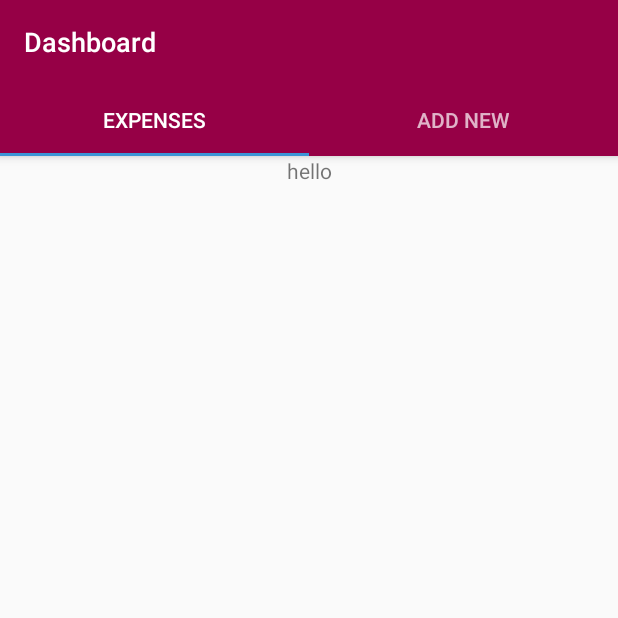
After one commit to AnkitKiet/PocketMoneyManager, an Android app: the DashboardViewFragment screen opened directly, with no data from a screen before it, on a phone screen of 412 x 824 dp, the top half of it. The commit adds this screen. Run offline under Robolectric (Android 15) with nearby library versions, the phone set to English and light mode, and no system bars; our stand-ins replace data binding.

Commit message:
#Added Tab Layout

```diff
--- a/app/build.gradle
+++ b/app/build.gradle
@@ -29,6 +29,8 @@ dependencies {
         exclude group: 'com.android.support', module: 'support-annotations'
     })
     compile 'com.android.support:appcompat-v7:26.+'
+    compile 'com.android.support:design:26.+'
+    compile 'com.android.support:support-v4:26.+'
     compile 'com.android.support.constraint:constraint-layout:1.0.2'
     testCompile 'junit:junit:4.12'
     compile "android.arch.lifecycle:extensions:1.0.0"
--- a/app/src/main/AndroidManifest.xml
+++ b/app/src/main/AndroidManifest.xml
@@ -9,13 +9,20 @@
         android:roundIcon="@mipmap/ic_launcher_round"
         android:supportsRtl="true"
         android:theme="@style/AppTheme">
-        <activity android:name=".activities.SplashActivity">
+        <activity
+            android:name=".activities.SplashActivity"
+            android:configChanges="screenSize|orientation">
             <intent-filter>
                 <action android:name="android.intent.action.MAIN" />
-
                 <category android:name="android.intent.category.LAUNCHER" />
             </intent-filter>
         </activity>
+        <activity
+            android:name=".activities.DashboardActivity"
+            android:configChanges="orientation|screenSize" />
+        <activity
+            android:name=".activities.BaseActivity"
+            android:configChanges="orientation|screenSize" />
     </application>
 
 </manifest>
--- a/app/src/main/java/edu/pocketmoneymanager/activities/DashboardActivity.java
+++ b/app/src/main/java/edu/pocketmoneymanager/activities/DashboardActivity.java
@@ -1,20 +1,57 @@
 package edu.pocketmoneymanager.activities;
 
+import android.databinding.DataBindingUtil;
 import android.os.Bundle;
 import android.support.annotation.Nullable;
+import android.support.design.widget.TabLayout;
+import android.support.v4.view.ViewPager;
 import android.support.v7.app.AppCompatActivity;
+import android.support.v7.widget.Toolbar;
+import android.view.Menu;
+import android.view.MenuItem;
 
 import edu.pocketmoneymanager.R;
+import edu.pocketmoneymanager.adapter.DashboardAdapter;
+import edu.pocketmoneymanager.databinding.ActivityDashboardBinding;
+import edu.pocketmoneymanager.databinding.Dashboard;
 
 /**
  * Created by Ankit on 01/12/17.
  */
 
-public class DashboardActivity extends AppCompatActivity{
+public class DashboardActivity extends AppCompatActivity {
+
+    TabLayout tabLayout;
+    ViewPager viewPager;
+
 
     @Override
     protected void onCreate(@Nullable Bundle savedInstanceState) {
         super.onCreate(savedInstanceState);
-        setContentView(R.layout.activity_dashboard);
+        ActivityDashboardBinding binding = DataBindingUtil.setContentView(this, R.layout.activity_dashboard);
+        final Dashboard dashboard = new Dashboard("Dashboard");
+        binding.setDashboard(dashboard);
+        binding.executePendingBindings();
+        Toolbar toolbar = binding.getRoot().findViewById(R.id.toolbar);
+        setSupportActionBar(toolbar);
+        tabLayout = binding.getRoot().findViewById(R.id.tabLayout);
+        viewPager = binding.getRoot().findViewById(R.id.viewpager);
+        DashboardAdapter pagerAdapter = new DashboardAdapter(getSupportFragmentManager());
+        viewPager.setAdapter(pagerAdapter);
+        tabLayout.setupWithViewPager(viewPager);
     }
+
+    @Override
+    public boolean onCreateOptionsMenu(Menu menu) {
+        return true;
+    }
+
+    @Override
+    public boolean onOptionsItemSelected(MenuItem item) {
+
+
+        return super.onOptionsItemSelected(item);
+    }
+
+
 }
--- a/app/src/main/java/edu/pocketmoneymanager/activities/SplashActivity.java
+++ b/app/src/main/java/edu/pocketmoneymanager/activities/SplashActivity.java
@@ -2,6 +2,8 @@ package edu.pocketmoneymanager.activities;
 
 import android.databinding.DataBindingUtil;
 import android.os.Bundle;
+import android.view.View;
+import android.widget.Toast;
 
 import edu.pocketmoneymanager.R;
 import edu.pocketmoneymanager.databinding.ActivitySplashBinding;
@@ -18,8 +20,15 @@ public class SplashActivity extends BaseActivity {
         ActivitySplashBinding binding = DataBindingUtil.setContentView(this, R.layout.activity_splash);
         final Splash user = new Splash("Pocket Money\n Manager", "Your Personal Wallet Manager");
         binding.setSplash(user);
-
-
+        binding.executePendingBindings();
+        /*binding.getRoot().findViewById(R.id.btn).setOnClickListener(new View.OnClickListener() {
+            @Override
+            public void onClick(View v) {
+                Toast.makeText(SplashActivity.this, "Hello", Toast.LENGTH_SHORT).show();
+            }
+        });
+        //code to execute click event listners
+*/
         final Thread thread = new Thread(new Runnable() {
             @Override
             public void run() {
--- /dev/null
+++ b/app/src/main/java/edu/pocketmoneymanager/adapter/DashboardAdapter.java
@@ -0,0 +1,52 @@
+package edu.pocketmoneymanager.adapter;
+
+import android.support.v4.app.Fragment;
+import android.support.v4.app.FragmentManager;
+import android.support.v4.app.FragmentStatePagerAdapter;
+
+import edu.pocketmoneymanager.fragment.DashboardViewFragment;
+
+/**
+ * Created by Ankit on 02/12/17.
+ */
+
+public class DashboardAdapter extends FragmentStatePagerAdapter {
+
+    public DashboardAdapter(FragmentManager fm) {
+        super(fm);
+    }
+
+    @Override
+    public Fragment getItem(int position) {
+        Fragment fragment = null;
+        switch (position) {
+            case 0:
+                fragment = new DashboardViewFragment();
+                break;
+            case 1:
+                fragment = new DashboardViewFragment();
+                break;
+
+        }
+        return fragment;
+    }
+
+    @Override
+    public int getCount() {
+        return 2;
+    }
+
+    @Override
+    public CharSequence getPageTitle(int position) {
+        switch (position) {
+            case 0:
+                return "Expenses";
+            case 1:
+                return "Add New";
+            default:
+                return null;
+        }
+    }
+
+
+}
--- /dev/null
+++ b/app/src/main/java/edu/pocketmoneymanager/databinding/Dashboard.java
@@ -0,0 +1,29 @@
+package edu.pocketmoneymanager.databinding;
+
+import android.databinding.BaseObservable;
+import android.databinding.Bindable;
+
+import edu.pocketmoneymanager.BR;
+
+/**
+ * Created by Ankit on 02/12/17.
+ */
+
+public class Dashboard extends BaseObservable {
+
+    private String Title;
+
+    public Dashboard(String title) {
+        Title = title;
+    }
+
+    @Bindable
+    public String getTitle() {
+        return Title;
+    }
+
+    public void setTitle(String title) {
+        Title = title;
+        notifyPropertyChanged(BR.title);
+    }
+}
--- a/app/src/main/java/edu/pocketmoneymanager/databinding/Splash.java
+++ b/app/src/main/java/edu/pocketmoneymanager/databinding/Splash.java
@@ -4,6 +4,7 @@ import android.databinding.BaseObservable;
 import android.databinding.Bindable;
 
 import edu.pocketmoneymanager.BR;
+
 
 /**
  * Created by Ankit on 01/12/17.
--- /dev/null
+++ b/app/src/main/java/edu/pocketmoneymanager/fragment/DashboardViewFragment.java
@@ -0,0 +1,31 @@
+package edu.pocketmoneymanager.fragment;
+
+
+import android.os.Bundle;
+import android.support.annotation.Nullable;
+import android.view.LayoutInflater;
+import android.view.View;
+import android.view.ViewGroup;
+
+import edu.pocketmoneymanager.R;
+
+/**
+ * Created by Ankit on 02/12/17.
+ */
+
+public class DashboardViewFragment extends android.support.v4.app.Fragment {
+
+    public DashboardViewFragment() {
+        //Default Constructor
+
+    }
+
+    private View parentView;
+
+    @Nullable
+    @Override
+    public View onCreateView(LayoutInflater inflater, @Nullable ViewGroup container, @Nullable Bundle savedInstanceState) {
+        parentView = inflater.inflate(R.layout.dashboard_view_fragment, container, false);
+        return parentView;
+    }
+}
--- a/app/src/main/res/layout/activity_dashboard.xml
+++ b/app/src/main/res/layout/activity_dashboard.xml
@@ -1,5 +1,58 @@
 <?xml version="1.0" encoding="utf-8"?>
-<RelativeLayout xmlns:android="http://schemas.android.com/apk/res/android"
-    android:layout_width="match_parent" android:layout_height="match_parent">
+<layout xmlns:android="http://schemas.android.com/apk/res/android">
 
-</RelativeLayout>
+    <data>
+
+        <variable
+            name="dashboard"
+            type="edu.pocketmoneymanager.databinding.Dashboard" />
+    </data>
+
+    <android.support.v4.widget.DrawerLayout xmlns:app="http://schemas.android.com/apk/res-auto"
+        android:id="@+id/drawer"
+        android:layout_width="match_parent"
+        android:layout_height="match_parent"
+        android:fitsSystemWindows="true">
+
+        <android.support.design.widget.CoordinatorLayout
+            android:id="@+id/coordinator"
+            android:layout_width="match_parent"
+            android:layout_height="match_parent">
+
+            <android.support.design.widget.AppBarLayout
+                android:layout_width="match_parent"
+                android:layout_height="wrap_content"
+                android:theme="@style/ThemeOverlay.AppCompat.Dark">
+
+                <android.support.v7.widget.Toolbar xmlns:android="http://schemas.android.com/apk/res/android"
+                    xmlns:app="http://schemas.android.com/apk/res-auto"
+                    android:id="@+id/toolbar"
+                    android:layout_width="match_parent"
+                    android:layout_height="@dimen/abc_action_bar_default_height_material"
+                    android:background="@color/colorPrimaryDark"
+                    app:theme="@style/AppTheme.ActionBar"
+                    app:titleTextAppearance="@style/Toolbar.TitleText"
+                    app:title="@{dashboard.title}"/>
+
+
+                <android.support.design.widget.TabLayout
+                    android:id="@+id/tabLayout"
+                    android:layout_width="match_parent"
+                    android:layout_height="wrap_content"
+                    android:background="@color/colorPrimaryDark"
+                    app:tabGravity="fill" />
+
+            </android.support.design.widget.AppBarLayout>
+
+            <android.support.v4.view.ViewPager
+                android:id="@+id/viewpager"
+                android:layout_width="match_parent"
+                android:layout_height="match_parent"
+                app:layout_behavior="@string/appbar_scrolling_view_behavior" />
+
+
+        </android.support.design.widget.CoordinatorLayout>
+
+
+    </android.support.v4.widget.DrawerLayout>
+</layout>
--- a/app/src/main/res/layout/activity_splash.xml
+++ b/app/src/main/res/layout/activity_splash.xml
@@ -35,5 +35,7 @@
             android:textAlignment="center"
             android:textColor="@color/white" />
 
+
+
     </RelativeLayout>
 </layout>
--- /dev/null
+++ b/app/src/main/res/layout/dashboard_view_fragment.xml
@@ -0,0 +1,15 @@
+<?xml version="1.0" encoding="utf-8"?>
+<LinearLayout xmlns:android="http://schemas.android.com/apk/res/android"
+    android:layout_width="match_parent"
+    android:layout_height="match_parent"
+    android:orientation="vertical">
+
+    <TextView
+        android:layout_width="match_parent"
+        android:layout_height="wrap_content"
+        android:layout_gravity="center"
+        android:gravity="center"
+        android:text="hello" />
+
+
+</LinearLayout>
--- a/app/src/main/res/values/styles.xml
+++ b/app/src/main/res/values/styles.xml
@@ -8,4 +8,18 @@
         <item name="colorAccent">@color/colorAccent</item>
     </style>
 
+    <style name="Toolbar.TitleText" parent="TextAppearance.Widget.AppCompat.Toolbar.Title">
+        <item name="android:textSize">18sp</item>
+    </style>
+
+    <style name="AppTheme.ActionBar" parent="ThemeOverlay.AppCompat.Dark.ActionBar">
+        <item name="actionMenuTextAppearance">@style/MyActionBar.MenuTextStyle</item>
+    </style>
+
+    <style name="MyActionBar.MenuTextStyle" parent="android:style/TextAppearance.Holo.Widget.ActionBar.Menu">
+        <item name="android:textColor">@color/white</item>
+        <item name="android:textSize">16sp</item>
+        <item name="android:textAllCaps">false</item>
+        <item name="android:textStyle">normal</item>
+    </style>
 </resources>
```
